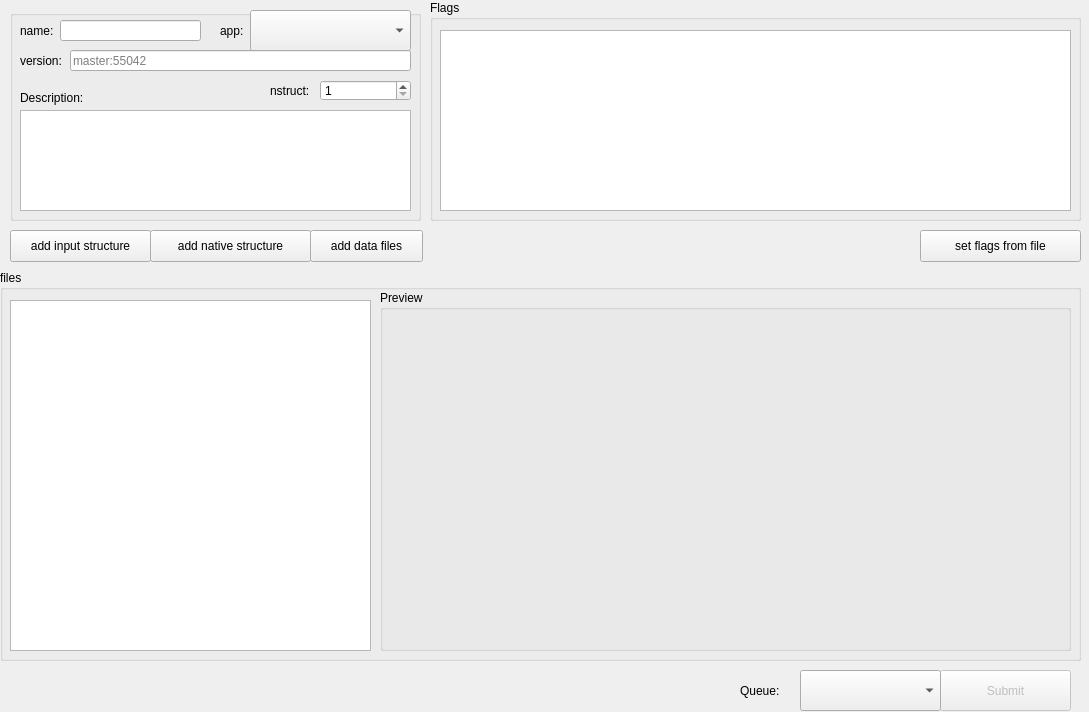
RosettaCommons/rosetta, file source/src/ui/task/task_submit.ui: the form before one commit.
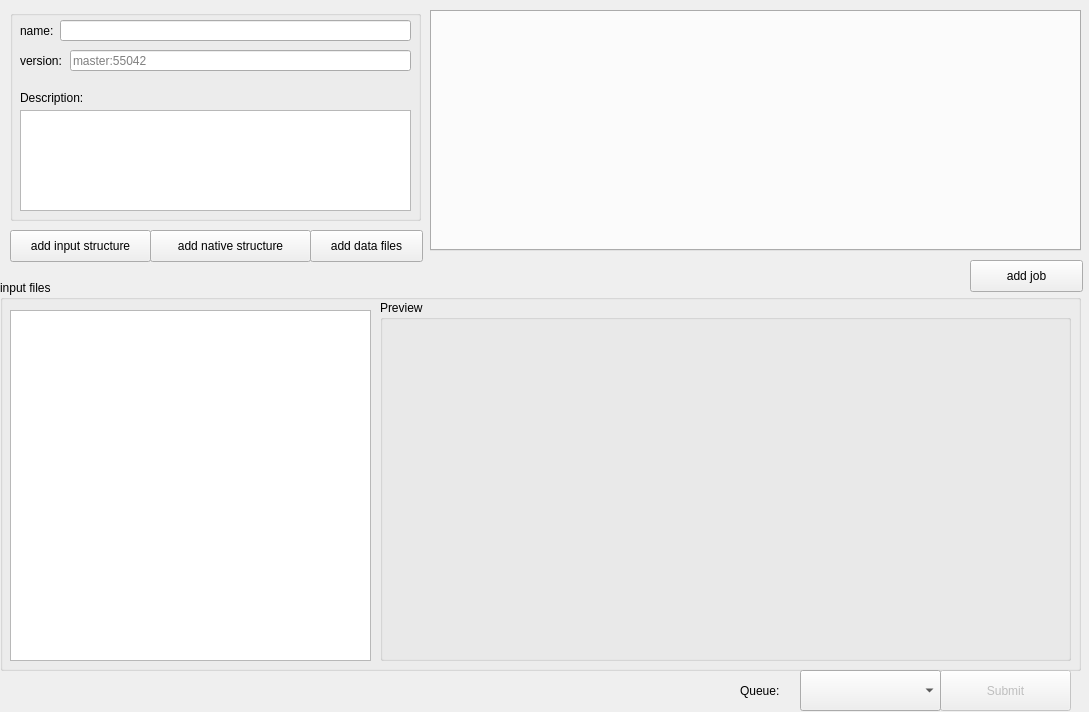
The form after the commit.

```diff
--- a/source/src/ui/task/task_submit.ui
+++ b/source/src/ui/task/task_submit.ui
@@ -17,13 +17,13 @@
    <property name="geometry">
     <rect>
      <x>0</x>
-     <y>270</y>
+     <y>280</y>
      <width>1081</width>
      <height>391</height>
     </rect>
    </property>
    <property name="title">
-    <string>files</string>
+    <string>input files</string>
    </property>
    <widget class="QGroupBox" name="groupBox_9">
     <property name="geometry">
@@ -59,32 +59,6 @@
     </property>
    </widget>
   </widget>
-  <widget class="QGroupBox" name="groupBox_2">
-   <property name="geometry">
-    <rect>
-     <x>430</x>
-     <y>0</y>
-     <width>651</width>
-     <height>221</height>
-    </rect>
-   </property>
-   <property name="title">
-    <string>Flags</string>
-   </property>
-   <widget class="QPlainTextEdit" name="flags">
-    <property name="geometry">
-     <rect>
-      <x>10</x>
-      <y>30</y>
-      <width>631</width>
-      <height>181</height>
-     </rect>
-    </property>
-    <property name="readOnly">
-     <bool>false</bool>
-    </property>
-   </widget>
-  </widget>
   <widget class="QGroupBox" name="groupBox">
    <property name="geometry">
     <rect>
@@ -105,7 +79,7 @@
      <rect>
       <x>50</x>
       <y>10</y>
-      <width>141</width>
+      <width>351</width>
       <height>21</height>
      </rect>
     </property>
@@ -129,29 +103,6 @@
      <string>name:</string>
     </property>
    </widget>
-   <widget class="QComboBox" name="app">
-    <property name="geometry">
-     <rect>
-      <x>240</x>
-      <y>0</y>
-      <width>161</width>
-      <height>41</height>
-     </rect>
-    </property>
-   </widget>
-   <widget class="QLabel" name="label_5">
-    <property name="geometry">
-     <rect>
-      <x>210</x>
-      <y>0</y>
-      <width>61</width>
-      <height>41</height>
-     </rect>
-    </property>
-    <property name="text">
-     <string>app:</string>
-    </property>
-   </widget>
    <widget class="QLabel" name="label_3">
     <property name="geometry">
      <rect>
@@ -188,35 +139,6 @@
      </rect>
     </property>
    </widget>
-   <widget class="QLabel" name="label_6">
-    <property name="geometry">
-     <rect>
-      <x>260</x>
-      <y>60</y>
-      <width>51</width>
-      <height>41</height>
-     </rect>
-    </property>
-    <property name="text">
-     <string>nstruct:</string>
-    </property>
-   </widget>
-   <widget class="QSpinBox" name="nstruct">
-    <property name="geometry">
-     <rect>
-      <x>310</x>
-      <y>70</y>
-      <width>91</width>
-      <height>21</height>
-     </rect>
-    </property>
-    <property name="minimum">
-     <number>1</number>
-    </property>
-    <property name="maximum">
-     <number>9999</number>
-    </property>
-   </widget>
    <widget class="QLineEdit" name="version">
     <property name="enabled">
      <bool>true</bool>
@@ -286,19 +208,6 @@
     <string>add data files</string>
    </property>
   </widget>
-  <widget class="QPushButton" name="flags_from_file">
-   <property name="geometry">
-    <rect>
-     <x>920</x>
-     <y>230</y>
-     <width>161</width>
-     <height>32</height>
-    </rect>
-   </property>
-   <property name="text">
-    <string>set flags from file</string>
-   </property>
-  </widget>
   <widget class="QPushButton" name="add_input_structure">
    <property name="geometry">
     <rect>
@@ -325,6 +234,35 @@
     <string>add native structure</string>
    </property>
   </widget>
+  <widget class="QTabWidget" name="jobs">
+   <property name="geometry">
+    <rect>
+     <x>430</x>
+     <y>10</y>
+     <width>651</width>
+     <height>241</height>
+    </rect>
+   </property>
+   <property name="currentIndex">
+    <number>-1</number>
+   </property>
+   <property name="movable">
+    <bool>true</bool>
+   </property>
+  </widget>
+  <widget class="QPushButton" name="add_job">
+   <property name="geometry">
+    <rect>
+     <x>970</x>
+     <y>260</y>
+     <width>113</width>
+     <height>32</height>
+    </rect>
+   </property>
+   <property name="text">
+    <string>add job</string>
+   </property>
+  </widget>
  </widget>
  <resources/>
  <connections/>
```
Left out of the diff: 2 changed lines with no effect on the pictures.
